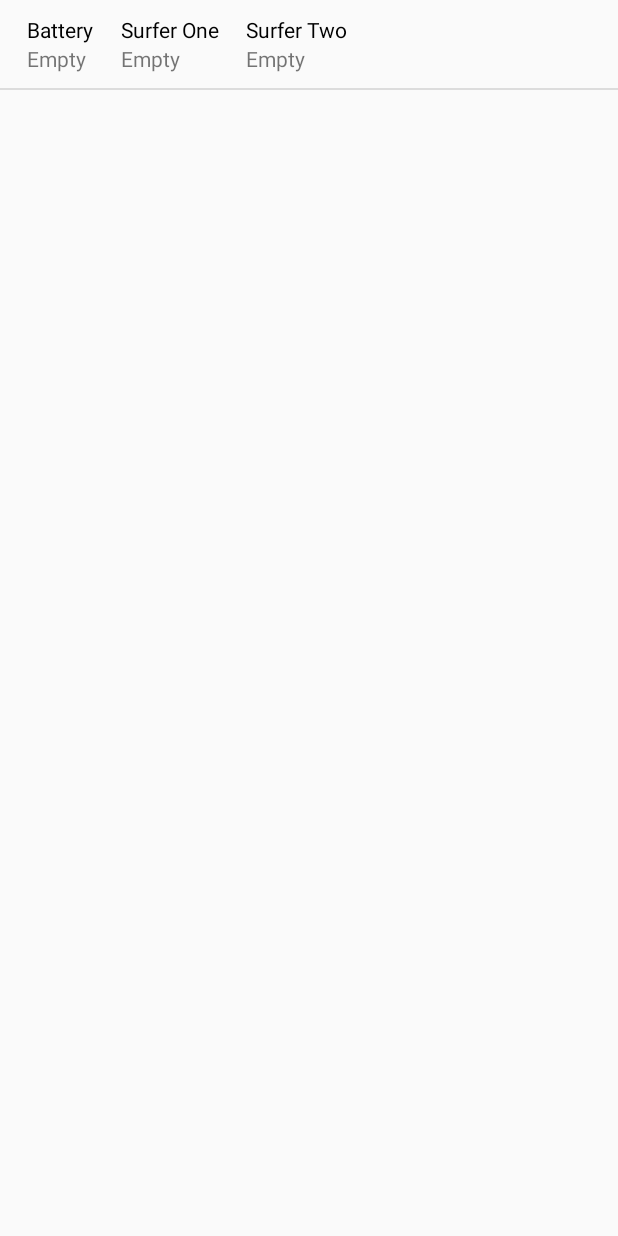
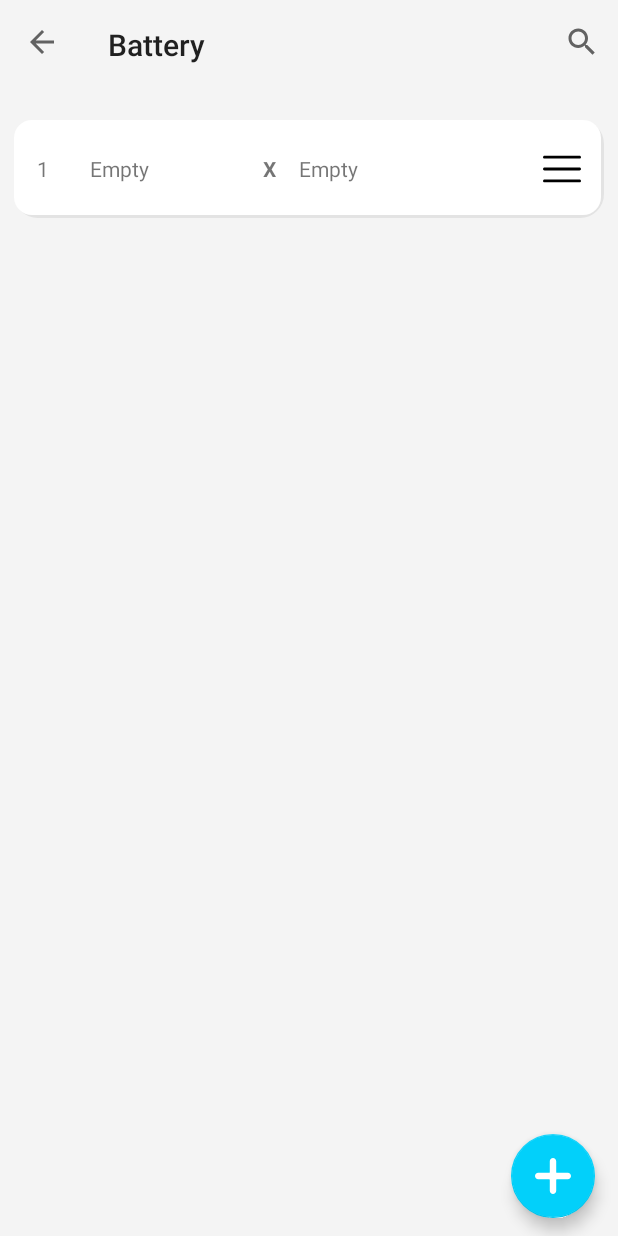
Before and after one commit to yanfalcao/HorizonDesafio, an Android app: the NewWaveActivity screen opened directly, with no data from a screen before it, on a phone screen of 412 x 824 dp. Run offline under Robolectric (Android 15) with nearby library versions, the phone set to English and light mode, and no system bars; our stand-ins replace ButterKnife.

Commit message:
Reafactor: refatora layout activity_new_wave.xml

```diff
--- a/MundialSurf/app/src/main/java/br/com/yanfalcao/mundialsurf/controller/BatteryController.java
+++ b/MundialSurf/app/src/main/java/br/com/yanfalcao/mundialsurf/controller/BatteryController.java
@@ -75,7 +75,7 @@ public class BatteryController {
         if(! cursor.moveToNext()){
             Map<String, Object> item = new HashMap<String, Object>();
 
-            item.put(id, "Empty");
+            item.put(id, "1");
             item.put(surferOne, "Empty");
             item.put(surferTwo, "Empty");
 
--- a/MundialSurf/app/src/main/java/br/com/yanfalcao/mundialsurf/view/wavesViews/NewWaveActivity.java
+++ b/MundialSurf/app/src/main/java/br/com/yanfalcao/mundialsurf/view/wavesViews/NewWaveActivity.java
@@ -1,71 +1,103 @@
 package br.com.yanfalcao.mundialsurf.view.wavesViews;
 
 import android.app.ListActivity;
+import android.app.SearchManager;
+import android.content.Context;
 import android.content.Intent;
 import android.os.Bundle;
+import android.support.v7.app.AppCompatActivity;
+import android.support.v7.widget.LinearLayoutManager;
+import android.support.v7.widget.RecyclerView;
+import android.support.v7.widget.SearchView;
+import android.support.v7.widget.Toolbar;
+import android.view.Menu;
+import android.view.MenuInflater;
 import android.view.View;
 import android.widget.AdapterView;
 import android.widget.SimpleAdapter;
 import android.widget.Toast;
 import br.com.yanfalcao.mundialsurf.R;
 import br.com.yanfalcao.mundialsurf.controller.BatteryController;
+import br.com.yanfalcao.mundialsurf.controller.SurferController;
 import br.com.yanfalcao.mundialsurf.model.DataBaseHelper;
+import br.com.yanfalcao.mundialsurf.view.batteriesViews.NewBatteryActivity;
+import br.com.yanfalcao.mundialsurf.view.surfersViews.surferRecycleView.LineAdapterSurfer;
+import br.com.yanfalcao.mundialsurf.view.wavesViews.wavesRecycleView.LineAdapterWave;
+import butterknife.BindView;
+import butterknife.ButterKnife;
+import butterknife.OnClick;
 
 import java.util.List;
 import java.util.Map;
 
-public class NewWaveActivity extends ListActivity
-        implements AdapterView.OnItemClickListener {
+public class NewWaveActivity extends AppCompatActivity {
 
-    private List<Map<String, Object>> batteries;
+    @BindView(R.id.recycler_view_layout) RecyclerView mRecyclerView;
+    @BindView(R.id.toolbar) Toolbar toolbar;
+
     private DataBaseHelper helper;
+
+    private LineAdapterWave mAdapter;
+    private RecyclerView.LayoutManager mLayoutManager;
 
     @Override
     protected void onCreate(Bundle savedInstanceState){
         super.onCreate(savedInstanceState);
+        setContentView(R.layout.activity_new_wave);
+        ButterKnife.bind(this);
+
+        setSupportActionBar(toolbar);
+        getSupportActionBar().setTitle("Battery");
+        getSupportActionBar().setDisplayHomeAsUpEnabled(true);
 
         helper = new DataBaseHelper(this);
-        batteries = getListBatteries();
 
-        String[] in = {"idBattery", "surfer1", "surfer2"};
-        int[] to = {R.id.idBattery, R.id.surfer1, R.id.surfer2};
-
-        SimpleAdapter adapter = new SimpleAdapter(this, batteries, R.layout.activity_new_wave, in, to);
-        setListAdapter(adapter);
-        getListView().setOnItemClickListener(this);
+        setupRecycler();
     }
 
     @Override
-    public void onItemClick(AdapterView<?> parent, View view, int position, long id) {
-        Map<String, Object> map = batteries.get(position);
-        String idBattery = map.get("idBattery").toString();
-
-        if(idBattery.equals("Empty"))
-            Toast.makeText(this, "ADD A NEW BATTERY TO ADD A NEW WAVE" + idBattery, Toast.LENGTH_SHORT).show();
-        else{
-            Toast.makeText(this, "Selected battery: " + idBattery, Toast.LENGTH_SHORT).show();
-
-            Intent intent = new Intent(new Intent(this, RegisterWaveActivity.class));
-            Bundle extras = new Bundle();
-
-            extras.putString("idSurferOne", map.get("idSurferOne").toString());
-            extras.putString("idSurferTwo", map.get("idSurferTwo").toString());
-            extras.putString("nameSurferOne", map.get("surfer1").toString());
-            extras.putString("nameSurferTwo", map.get("surfer2").toString());
-            extras.putString("idBattery", idBattery);
-
-            intent.putExtras(extras);
-            startActivity(intent);
-        }
+    public boolean onSupportNavigateUp() {
+        onBackPressed();
+        return true;
     }
 
-    private List<Map<String, Object>> getListBatteries() {
-        return BatteryController.selectBatteries(helper,"idBattery", "surfer1", "surfer2");
+    @OnClick(R.id.floatingActionButton)
+    public void toolbarClick(){
+        startActivity(new Intent(this, NewBatteryActivity.class));
+    }
+
+    @Override
+    public boolean onCreateOptionsMenu(Menu menu) {
+        MenuInflater inflater = getMenuInflater();
+        inflater.inflate(R.menu.surfer_menu, menu);
+
+        SearchManager searchManager = (SearchManager) getSystemService(Context.SEARCH_SERVICE);
+        SearchView searchView = (SearchView) menu.findItem(R.id.action_search).getActionView();
+        searchView.setSearchableInfo(searchManager.getSearchableInfo(getComponentName()));
+        searchView.setMaxWidth(Integer.MAX_VALUE);
+
+        searchView.setOnQueryTextListener(new SearchView.OnQueryTextListener() {
+            @Override
+            public boolean onQueryTextSubmit(String s) {
+                mAdapter.getFilter().filter(s);
+                return false;
+            }
+
+            @Override
+            public boolean onQueryTextChange(String s) {
+                mAdapter.getFilter().filter(s);
+                return false;
+            }
+        });
+        return true;
     }
 
     @Override
     protected void onRestart(){
-        finish();
+        mAdapter = new LineAdapterWave(getListBatteries());
+        mRecyclerView.invalidate();
+        mRecyclerView.setAdapter(null);
+        mRecyclerView.setAdapter(mAdapter);
         super.onRestart();
     }
 
@@ -74,4 +106,16 @@ public class NewWaveActivity extends ListActivity
         helper.close();
         super.onDestroy();
     }
+
+    private void setupRecycler(){
+        mLayoutManager = new LinearLayoutManager(this);
+        mAdapter = new LineAdapterWave(getListBatteries());
+
+        mRecyclerView.setLayoutManager(mLayoutManager);
+        mRecyclerView.setAdapter(mAdapter);
+    }
+
+    private List<Map<String, Object>> getListBatteries() {
+        return BatteryController.selectBatteries(helper,"idBattery", "surfer1", "surfer2");
+    }
 }
--- /dev/null
+++ b/MundialSurf/app/src/main/java/br/com/yanfalcao/mundialsurf/view/wavesViews/wavesRecycleView/LineAdapterWave.java
@@ -0,0 +1,108 @@
+package br.com.yanfalcao.mundialsurf.view.wavesViews.wavesRecycleView;
+
+import android.content.Intent;
+import android.os.Bundle;
+import android.support.annotation.NonNull;
+import android.support.v7.widget.RecyclerView;
+import android.view.LayoutInflater;
+import android.view.View;
+import android.view.ViewGroup;
+import android.widget.Filter;
+import android.widget.Filterable;
+
+import java.util.ArrayList;
+import java.util.List;
+import java.util.Map;
+
+import br.com.yanfalcao.mundialsurf.R;
+import br.com.yanfalcao.mundialsurf.view.wavesViews.RegisterWaveActivity;
+
+public class LineAdapterWave extends RecyclerView.Adapter<LineHolderWave> implements Filterable {
+    private List<Map<String, Object>> mBatteries;
+    private List<Map<String, Object>> fullBatteries;
+
+    public LineAdapterWave(List<Map<String, Object>> batteries){
+        mBatteries = batteries;
+        fullBatteries = new ArrayList<>(batteries);
+    }
+
+    @NonNull
+    @Override
+    public LineHolderWave onCreateViewHolder(@NonNull ViewGroup viewGroup, int i) {
+        return new LineHolderWave(LayoutInflater.from(viewGroup.getContext())
+                    .inflate(R.layout.hit_line_view, viewGroup, false));
+    }
+
+    @Override
+    public void onBindViewHolder(@NonNull LineHolderWave holder, int i) {
+        int count = i + 1;
+        final Map<String, Object> map = mBatteries.get(i);
+
+        holder.idBattery.setText(String.valueOf(count));
+        holder.surferOne.setText(map.get("surfer1").toString());
+        holder.surferTwo.setText(map.get("surfer2").toString());
+
+        if(! map.get("surfer1").toString().equals("Empty")){
+            holder.infoImage.setOnClickListener(new View.OnClickListener() {
+                @Override
+                public void onClick(View v) {
+                    Intent intent = new Intent(new Intent(v.getContext(), RegisterWaveActivity.class));
+                    Bundle extras = new Bundle();
+
+                    extras.putString("idSurferOne", map.get("idSurferOne").toString());
+                    extras.putString("idSurferTwo", map.get("idSurferTwo").toString());
+                    extras.putString("nameSurferOne", map.get("surfer1").toString());
+                    extras.putString("nameSurferTwo", map.get("surfer2").toString());
+                    extras.putString("idBattery", map.get("idBattery").toString());
+
+                    intent.putExtras(extras);
+                    v.getContext().startActivity(intent);
+                }
+            });
+        }
+    }
+
+    @Override
+    public int getItemCount() {
+        return mBatteries != null ? mBatteries.size() : 0;
+    }
+
+    @Override
+    public Filter getFilter() {
+        return itemFilter;
+    }
+
+    private Filter itemFilter = new Filter() {
+        @Override
+        protected FilterResults performFiltering(CharSequence constraint) {
+            List<Map<String, Object>> filteredList = new ArrayList<>();
+
+            if(constraint == null || constraint.length() == 0)
+                filteredList.addAll(fullBatteries);
+            else{
+                String filter = constraint.toString().toLowerCase().trim();
+
+                for(Map<String, Object> item : fullBatteries) {
+                    if(item.get("surfer1").toString().toLowerCase().contains(filter)) {
+                        filteredList.add(item);
+                    }
+                    if(item.get("surfer2").toString().toLowerCase().contains(filter)) {
+                        filteredList.add(item);
+                    }
+                }
+            }
+
+            FilterResults results = new FilterResults();
+            results.values = filteredList;
+
+            return results;
+        }
+
+        @Override
+        protected void publishResults(CharSequence constraint, FilterResults results) {
+            mBatteries.clear();
+            mBatteries.addAll((List)results.values);
+            notifyDataSetChanged();
+        }
+    };
+}
--- /dev/null
+++ b/MundialSurf/app/src/main/java/br/com/yanfalcao/mundialsurf/view/wavesViews/wavesRecycleView/LineHolderWave.java
@@ -0,0 +1,25 @@
+package br.com.yanfalcao.mundialsurf.view.wavesViews.wavesRecycleView;
+
+import android.support.annotation.NonNull;
+import android.support.v7.widget.RecyclerView;
+import android.view.View;
+import android.widget.ImageView;
+import android.widget.TextView;
+
+import br.com.yanfalcao.mundialsurf.R;
+
+public class LineHolderWave extends RecyclerView.ViewHolder{
+
+    public TextView idBattery;
+    public TextView surferOne;
+    public TextView surferTwo;
+    public ImageView infoImage;
+
+    public LineHolderWave(@NonNull View itemView) {
+        super(itemView);
+        idBattery = itemView.findViewById(R.id.idBattery);
+        surferOne = itemView.findViewById(R.id.surferOne);
+        surferTwo = itemView.findViewById(R.id.surferTwo);
+        infoImage = itemView.findViewById(R.id.info_icon);
+    }
+}
--- /dev/null
+++ b/MundialSurf/app/src/main/res/drawable/ic_menu.xml
@@ -0,0 +1,15 @@
+<vector xmlns:android="http://schemas.android.com/apk/res/android"
+    android:width="25dp"
+    android:height="25dp"
+    android:viewportWidth="512"
+    android:viewportHeight="512">
+  <path
+      android:fillColor="#FF000000"
+      android:pathData="M492,236H20c-11.046,0 -20,8.954 -20,20c0,11.046 8.954,20 20,20h472c11.046,0 20,-8.954 20,-20S503.046,236 492,236z"/>
+  <path
+      android:fillColor="#FF000000"
+      android:pathData="M492,76H20C8.954,76 0,84.954 0,96s8.954,20 20,20h472c11.046,0 20,-8.954 20,-20S503.046,76 492,76z"/>
+  <path
+      android:fillColor="#FF000000"
+      android:pathData="M492,396H20c-11.046,0 -20,8.954 -20,20c0,11.046 8.954,20 20,20h472c11.046,0 20,-8.954 20,-20C512,404.954 503.046,396 492,396z"/>
+</vector>
--- a/MundialSurf/app/src/main/res/layout/activity_new_wave.xml
+++ b/MundialSurf/app/src/main/res/layout/activity_new_wave.xml
@@ -1,77 +1,54 @@
 <?xml version="1.0" encoding="utf-8"?>
 <LinearLayout
     xmlns:android="http://schemas.android.com/apk/res/android"
-    xmlns:app="http://schemas.android.com/apk/res-auto" android:layout_width="match_parent"
+    xmlns:app="http://schemas.android.com/apk/res-auto"
+    xmlns:tools="http://schemas.android.com/tools"
+    android:background="@color/backgoundScreen"
+    android:layout_width="match_parent"
     android:layout_height="match_parent"
-    android:orientation="horizontal">
+    android:orientation="vertical"
+    tools:context=".view.wavesViews.NewWaveActivity">
 
-    <LinearLayout
-        android:layout_width="wrap_content"
-        android:layout_height="match_parent"
-        android:orientation="vertical"
-        android:layout_marginTop="10dp"
-        android:layout_marginLeft="10dp"
-        android:layout_marginBottom="10dp">
+    <android.support.v7.widget.Toolbar
+        android:id="@+id/toolbar"
+        android:layout_width="match_parent"
+        android:layout_height="60dp"
+        android:layout_marginBottom="18dp"
+        android:textAlignment="center" />
 
-        <TextView
-            android:text="Battery"
-            android:layout_width="wrap_content"
+    <FrameLayout
+        android:layout_width="match_parent"
+        android:layout_height="match_parent">
+
+        <android.support.v7.widget.RecyclerView
+            android:id="@+id/recycler_view_layout"
+            android:layout_width="match_parent"
+            android:layout_height="match_parent"
+            tools:listitem="@layout/hit_line_view">
+        </android.support.v7.widget.RecyclerView>
+
+        <FrameLayout
+            android:layout_width="match_parent"
             android:layout_height="wrap_content"
-            android:textColor="@color/black"
-            android:layout_marginLeft="8dp"/>
+            android:layout_gravity="bottom"
+            android:background="@color/backgoundScreen">
 
-        <TextView
-            android:id="@+id/idBattery"
-            android:layout_width="wrap_content"
-            android:layout_height="wrap_content"
-            android:layout_marginLeft="8dp"/>
+            <android.support.design.widget.FloatingActionButton
+                android:id="@+id/floatingActionButton"
+                android:layout_width="wrap_content"
+                android:layout_height="wrap_content"
+                android:layout_gravity="right"
+                android:layout_marginBottom="12dp"
+                android:layout_marginRight="15dp"
+                android:layout_marginTop="6dp"
+                android:clickable="true"
+                app:backgroundTint="@color/floatingButton"
+                app:srcCompat="@drawable/ic_add" />
+        </FrameLayout>
+    </FrameLayout>
 
-    </LinearLayout>
 
-    <LinearLayout
-        android:layout_width="wrap_content"
-        android:layout_height="match_parent"
-        android:orientation="vertical"
-        android:layout_marginTop="10dp"
-        android:layout_marginLeft="10dp"
-        android:layout_marginBottom="10dp">
 
-        <TextView
-            android:text="Surfer One"
-            android:layout_width="wrap_content"
-            android:layout_height="wrap_content"
-            android:textColor="@color/black"
-            android:layout_marginLeft="8dp"/>
 
-        <TextView
-            android:id="@+id/surfer1"
-            android:layout_width="wrap_content"
-            android:layout_height="wrap_content"
-            android:layout_marginLeft="8dp"/>
-
-    </LinearLayout>
-
-    <LinearLayout
-        android:layout_width="wrap_content"
-        android:layout_height="match_parent"
-        android:orientation="vertical"
-        android:layout_marginTop="10dp"
-        android:layout_marginLeft="10dp"
-        android:layout_marginBottom="10dp">
-
-        <TextView
-            android:text="Surfer Two"
-            android:layout_width="wrap_content"
-            android:layout_height="wrap_content"
-            android:textColor="@color/black"
-            android:layout_marginLeft="8dp"/>
-
-        <TextView
-            android:id="@+id/surfer2"
-            android:layout_width="wrap_content"
-            android:layout_height="wrap_content"
-            android:layout_marginLeft="8dp"/>
-
-    </LinearLayout>
 
 </LinearLayout>
--- /dev/null
+++ b/MundialSurf/app/src/main/res/layout/hit_line_view.xml
@@ -0,0 +1,68 @@
+<?xml version="1.0" encoding="utf-8"?>
+<LinearLayout xmlns:android="http://schemas.android.com/apk/res/android"
+    android:layout_width="match_parent"
+    android:layout_height="65dp"
+    xmlns:app="http://schemas.android.com/apk/res-auto"
+    android:layout_marginLeft="9dp"
+    android:layout_marginRight="9dp"
+    android:layout_marginBottom="8dp"
+    android:layout_marginTop="2dp"
+    android:orientation="horizontal"
+    android:background="@drawable/rount_list_surfer">
+
+    <LinearLayout
+        android:layout_width="wrap_content"
+        android:layout_height="match_parent"
+        android:layout_marginLeft="15dp"
+        android:orientation="horizontal">
+
+        <TextView
+            android:id="@+id/idBattery"
+            android:text="1"
+            android:layout_gravity="center_vertical"
+            android:layout_width="35dp"
+            android:layout_height="wrap_content"/>
+
+        <TextView
+            android:id="@+id/surferOne"
+            android:text="Gabriel Medina"
+            android:layout_gravity="center_vertical"
+            android:layout_width="110dp"
+            android:layout_height="wrap_content"
+            android:maxLines="1"/>
+
+        <TextView
+            android:text="X"
+            android:layout_gravity="center_vertical"
+            android:layout_width="wrap_content"
+            android:layout_height="wrap_content"
+            android:layout_marginLeft="5dp"
+            android:textStyle="bold"/>
+
+        <TextView
+            android:id="@+id/surferTwo"
+            android:text="Phil Edwards"
+            android:layout_gravity="center_vertical"
+            android:layout_width="120dp"
+            android:layout_height="wrap_content"
+            android:layout_marginLeft="15dp"
+            android:maxLines="1"/>
+
+    </LinearLayout>
+
+    <FrameLayout
+        android:layout_width="match_parent"
+        android:layout_height="wrap_content"
+        android:layout_gravity="center_vertical">
+
+        <ImageView
+            android:id="@+id/info_icon"
+            android:layout_width="wrap_content"
+            android:layout_height="wrap_content"
+            android:layout_marginEnd="15dp"
+            android:layout_gravity="right"
+            android:src="@drawable/ic_menu" />
+
+    </FrameLayout>
+
+</LinearLayout>
```
